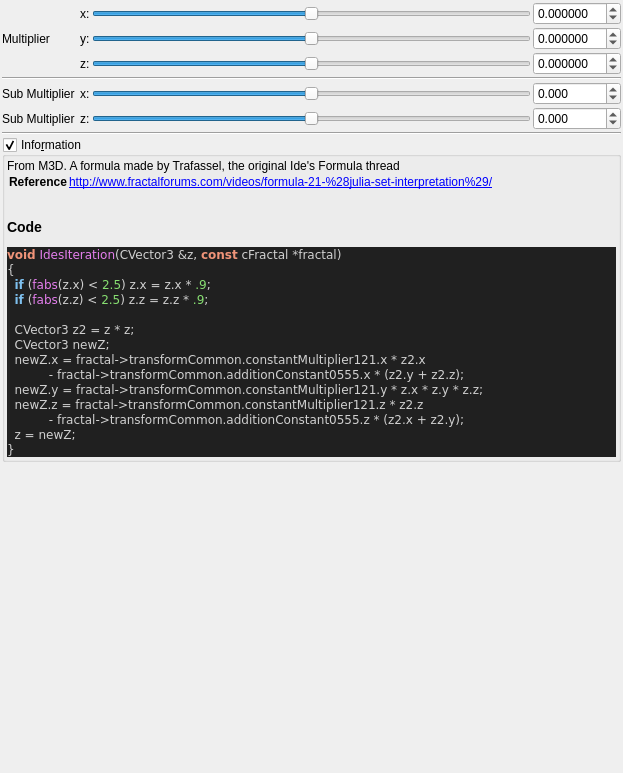
Old version of the form mandelbulber2/qt_data/fractal_ides.ui in the repository buddhi1980/mandelbulber2.
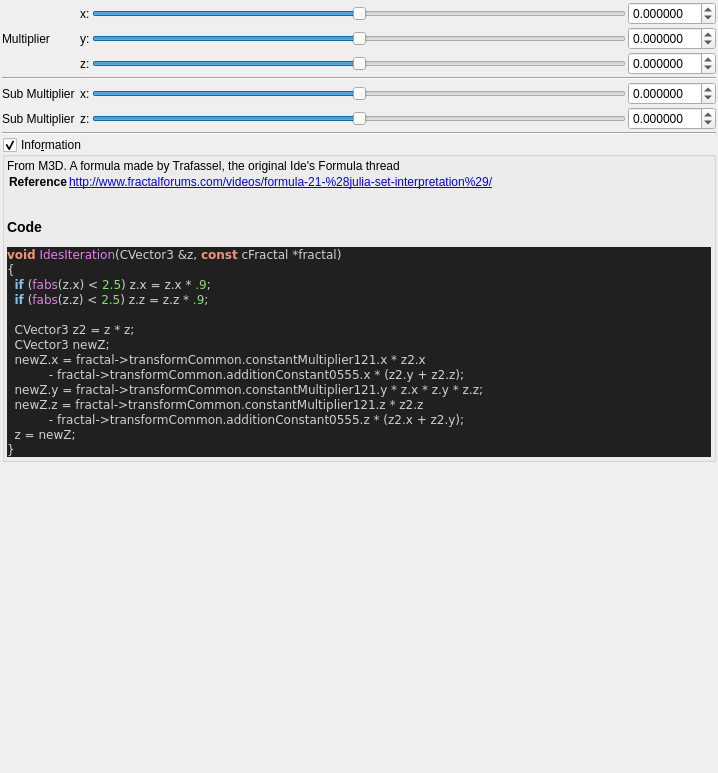
New version of the form. Custom widgets are drawn as their Qt base class.

Patch:
```diff
--- a/mandelbulber2/qt_data/fractal_ides.ui
+++ b/mandelbulber2/qt_data/fractal_ides.ui
@@ -6,7 +6,7 @@
    <rect>
     <x>0</x>
     <y>0</y>
-    <width>623</width>
+    <width>718</width>
     <height>773</height>
    </rect>
   </property>
@@ -43,10 +43,10 @@
         </sizepolicy>
        </property>
        <property name="minimum">
-        <number>-2000</number>
+        <number>-2000000</number>
        </property>
        <property name="maximum">
-        <number>2000</number>
+        <number>2000000</number>
        </property>
        <property name="value">
         <number>0</number>
@@ -288,10 +288,10 @@
         </sizepolicy>
        </property>
        <property name="minimum">
-        <number>-2000</number>
+        <number>-2000000</number>
        </property>
        <property name="maximum">
-        <number>2000</number>
+        <number>2000000</number>
        </property>
        <property name="value">
         <number>0</number>
@@ -319,13 +319,13 @@
         <string/>
        </property>
        <property name="decimals">
-        <number>3</number>
+        <number>6</number>
        </property>
        <property name="minimum">
-        <double>-2000.000000000000000</double>
+        <double>-99.998999999999995</double>
        </property>
        <property name="maximum">
-        <double>2000.000000000000000</double>
+        <double>99.998999999999995</double>
        </property>
        <property name="singleStep">
         <double>0.100000000000000</double>
@@ -347,13 +347,13 @@
         <string/>
        </property>
        <property name="decimals">
-        <number>3</number>
+        <number>6</number>
        </property>
        <property name="minimum">
-        <double>-2000.000000000000000</double>
+        <double>-99.998999999999995</double>
        </property>
        <property name="maximum">
-        <double>2000.000000000000000</double>
+        <double>99.998999999999995</double>
        </property>
        <property name="singleStep">
         <double>0.100000000000000</double>
```
